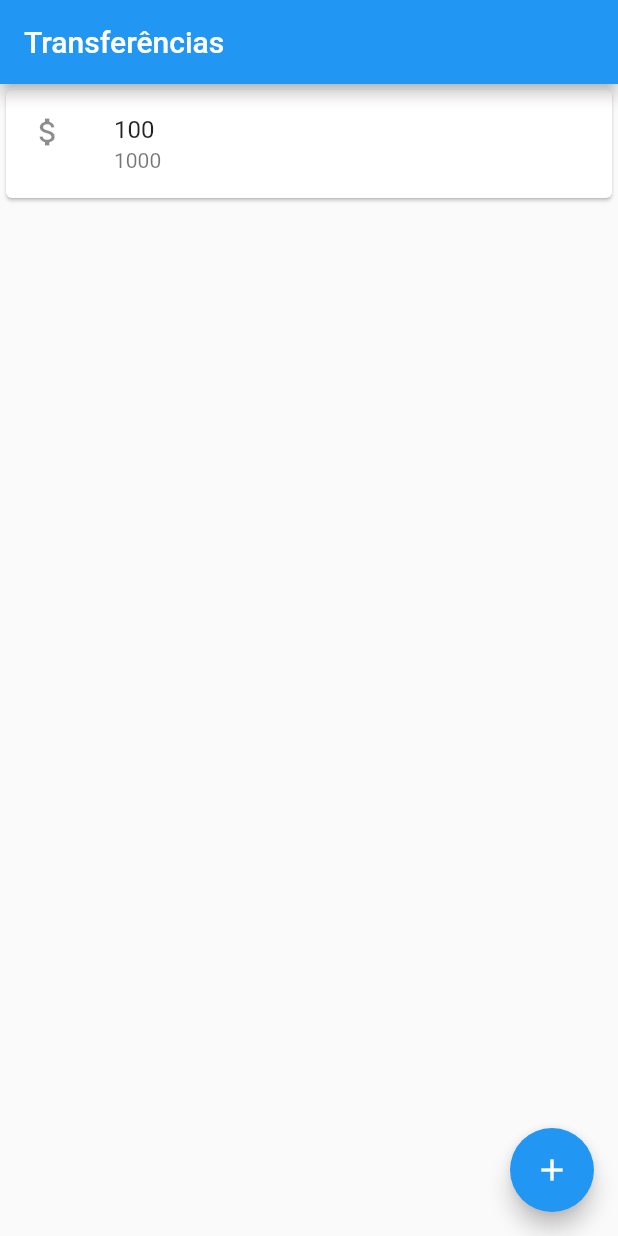
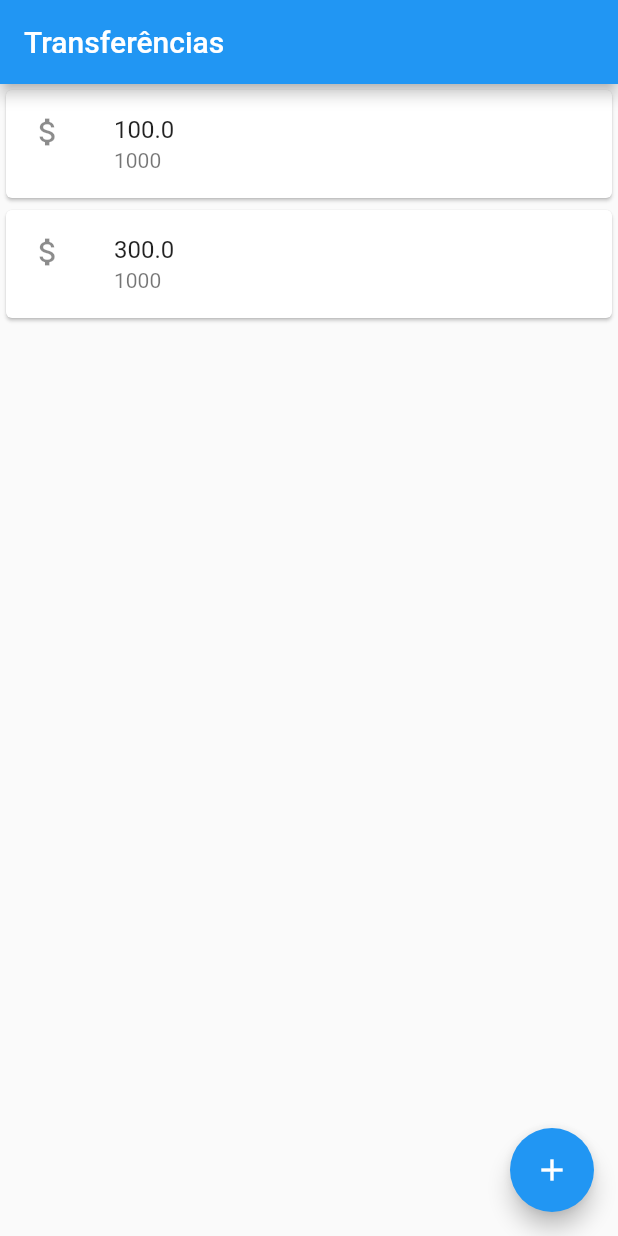
Before and after one commit to ChefMontoni/alura-bytebank, a Flutter app: the screen it shows after launch, on a phone screen of 412 x 824 dp. Run offline on Flutter 3.47's test engine with Material 2 defaults, Android fonts, the phone set to English and light mode, and no system bars.

```diff
--- a/lib/main.dart
+++ b/lib/main.dart
@@ -7,24 +7,50 @@ class MyApp extends StatelessWidget {
   Widget build(BuildContext context) {
     return MaterialApp(
       home: Scaffold(
-        body: Column(
-          children: <Widget>[
-            Card(
-              child: ListTile(
-                leading: Icon(Icons.attach_money),
-                title: Text('100'),
-                subtitle: Text('1000'),
-              ),
-            ),
-          ],
-        ),
         appBar: AppBar(
           title: Text('Transferências'),
         ),
         floatingActionButton: FloatingActionButton(
           child: Icon(Icons.add),
         ),
+        body: TransferList(),
       ),
     );
   }
 }
+
+class TransferList extends StatelessWidget {
+  @override
+  Widget build(BuildContext context) {
+    return Column(
+      children: <Widget>[
+        TransferItem(Transfer(100.00, 1000)),
+        TransferItem(Transfer(300.00, 1000)),
+      ],
+    );
+  }
+}
+
+class TransferItem extends StatelessWidget {
+  final Transfer _transfer;
+
+  TransferItem(this._transfer);
+
+  @override
+  Widget build(BuildContext context) {
+    return Card(
+      child: ListTile(
+        leading: Icon(Icons.attach_money),
+        title: Text(_transfer.transferValue.toString()),
+        subtitle: Text(_transfer.accountNumber.toString()),
+      ),
+    );
+  }
+}
+
+class Transfer {
+  final double transferValue;
+  final int accountNumber;
+
+  Transfer(this.transferValue, this.accountNumber);
+}
```
